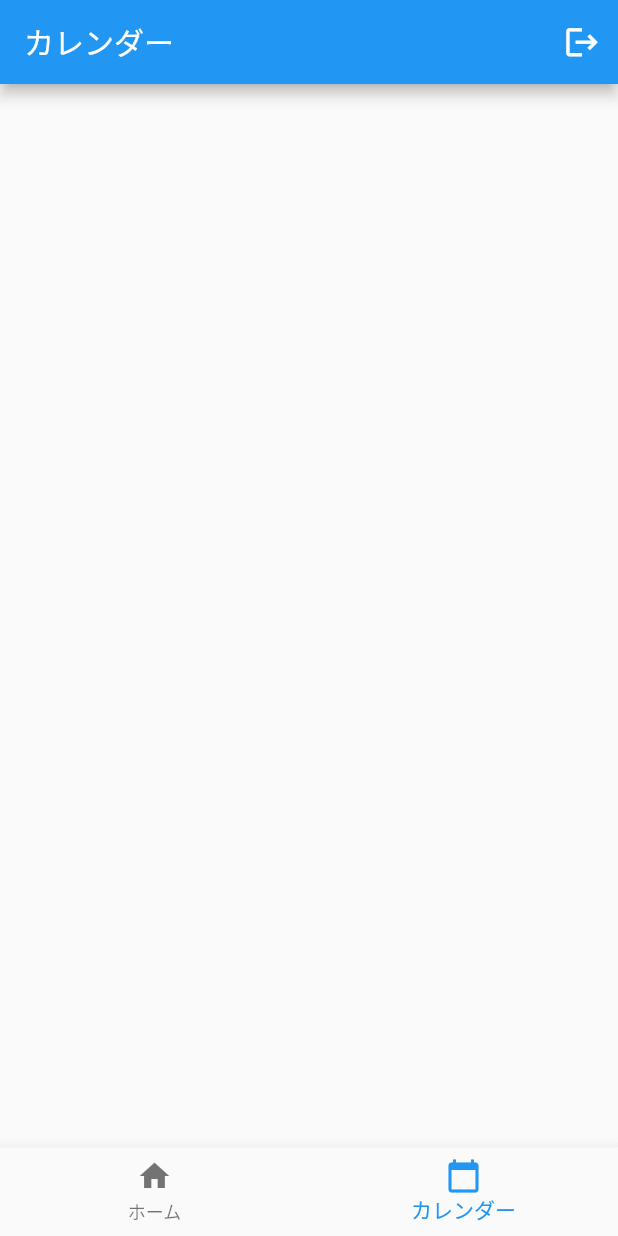
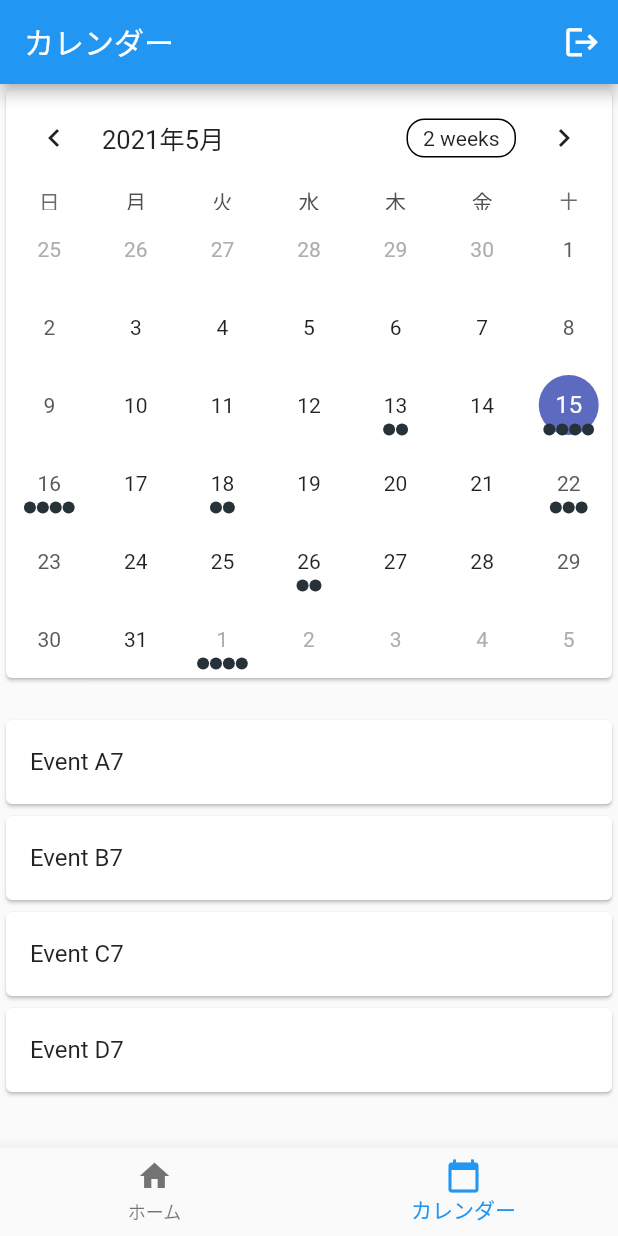
Before and after one commit to tomika7060/remake_personinfo, a Flutter app: the screen it shows once a user with an empty profile is signed in, item 2 of the bottom bar chosen, on a phone screen of 412 x 824 dp. Run offline on Flutter 3.47's test engine with Material 2 defaults, Android fonts, the light colour scheme and no system bars; drawn by our look-alikes of table_calendar; our stand-ins replace cloud_firestore, firebase_auth, firebase_core, firebase_storage, flutter_native_image, flutter_riverpod and 2 more; missing offline and left inert: flutter_facebook_login; accounts and stored records are empty.

Commit message:
calender　作りかけ

```diff
--- a/lib/calender/calender.dart
+++ b/lib/calender/calender.dart
@@ -1,6 +1,7 @@
 import 'package:firebase_auth/firebase_auth.dart';
 import 'package:flutter/cupertino.dart';
 import 'package:flutter/material.dart';
+import 'package:widgetsampule/calender/calenderModel.dart';
 
 class Calender extends StatelessWidget{
   @override
@@ -19,7 +20,7 @@ class Calender extends StatelessWidget{
           )
         ],
       ),
-      body: Container(),
+      body: CalendarScreen()
       );
 
   }
--- /dev/null
+++ b/lib/calender/calenderModel.dart
@@ -0,0 +1,119 @@
+import 'dart:collection';
+import 'package:flutter/material.dart';
+import 'package:table_calendar/table_calendar.dart';
+
+class CalendarScreen extends StatefulWidget {
+  @override
+  _CalendarScreenState createState() => _CalendarScreenState();
+}
+
+class _CalendarScreenState extends State<CalendarScreen> {
+  CalendarFormat _calendarFormat = CalendarFormat.month;
+  DateTime _focusedDay = DateTime.now();
+  DateTime _selectedDay;
+  Map<DateTime, List> _eventsList = {};
+  int getHashCode(DateTime key) {
+    return key.day * 1000000 + key.month * 10000 + key.year;
+  }
+
+
+  @override
+  void initState() {
+    super.initState();
+    _selectedDay = _focusedDay;
+    _eventsList = {
+      DateTime.now().subtract(Duration(days: 2)): ['Event A6', 'Event B6'],
+      DateTime.now(): ['Event A7', 'Event B7', 'Event C7', 'Event D7'],
+      DateTime.now().add(Duration(days: 1)): [
+        'Event A8',
+        'Event B8',
+        'Event C8',
+        'Event D8'
+      ],
+      DateTime.now().add(Duration(days: 3)):
+      Set.from(['Event A9', 'Event A9', 'Event B9']).toList(),
+      DateTime.now().add(Duration(days: 7)): [
+        'Event A10',
+        'Event B10',
+        'Event C10'
+      ],
+      DateTime.now().add(Duration(days: 11)): ['Event A11', 'Event B11'],
+      DateTime.now().add(Duration(days: 17)): [
+        'Event A12',
+        'Event B12',
+        'Event C12',
+        'Event D12'
+      ],
+      DateTime.now().add(Duration(days: 22)): ['Event A13', 'Event B13'],
+      DateTime.now().add(Duration(days: 26)): [
+        'Event A14',
+        'Event B14',
+        'Event C14'
+      ],
+    };
+  }
+
+  @override
+  Widget build(BuildContext context) {
+    final _events = LinkedHashMap<DateTime, List>(
+      equals: isSameDay,
+      hashCode: getHashCode,
+    )..addAll(_eventsList);
+
+    List _getEventForDay(DateTime day) {
+      return _events[day] ?? [];
+    }
+
+    return Scaffold(
+      body: SingleChildScrollView(
+        child: Column(
+          children: [
+            Card(
+              child: TableCalendar(
+                locale: 'ja_JP',
+                firstDay: DateTime.utc(2020, 1, 1),
+                lastDay: DateTime.utc(2030, 12, 31),
+                focusedDay: _focusedDay,
+                eventLoader: _getEventForDay,
+                calendarFormat: _calendarFormat,
+                onFormatChanged: (format) {
+                  if (_calendarFormat != format) {
+                    setState(() {
+                      _calendarFormat = format;
+                    });
+                  }
+                },
+                selectedDayPredicate: (day) {
+                  return isSameDay(_selectedDay, day);
+                },
+                onDaySelected: (selectedDay, focusedDay) {
+                  if (!isSameDay(_selectedDay, selectedDay)) {
+                    setState(() {
+                      _selectedDay = selectedDay;
+                      _focusedDay = focusedDay;
+                    });
+                    _getEventForDay(selectedDay);
+                  }
+                },
+                onPageChanged: (focusedDay) {
+                  _focusedDay = focusedDay;
+                },
+              ),
+            ),
+            SizedBox(height: 20,),
+            ListView(
+              shrinkWrap: true,
+              children: _getEventForDay(_selectedDay)
+                  .map((event) => Card(
+                    child: ListTile(
+                title: Text(event.toString()),
+              ),
+                  ))
+                  .toList(),
+            )
+          ],
+        ),
+      ),
+    );
+  }
+}
--- a/lib/homePage/home.dart
+++ b/lib/homePage/home.dart
@@ -7,7 +7,6 @@ import 'package:widgetsampule/homePage/homePage.dart';
 
 
 final pageTypeProvider =StateProvider.autoDispose<PageType>((ref) => PageType.homePage);
-
 String uid=FirebaseAuth.instance.currentUser.uid;
 
 enum PageType {
--- a/lib/homePage/homePage.dart
+++ b/lib/homePage/homePage.dart
@@ -1,8 +1,7 @@
 import 'package:firebase_auth/firebase_auth.dart';
 import 'package:flutter/material.dart';
-import 'package:widgetsampule/homePage/homePageWidget.dart';
+import 'package:widgetsampule/homePage/homePageModel.dart';
 import 'package:widgetsampule/inputPage/inputPage.dart';
-
 
 class HomePage extends StatelessWidget{
   @override
--- a/lib/homePage/homePageWidget.dart
+++ b/lib/homePage/homePageModel.dart
@@ -2,7 +2,7 @@ import 'package:cloud_firestore/cloud_firestore.dart';
 import 'package:flutter/material.dart';
 import 'package:flutter_riverpod/flutter_riverpod.dart';
 import 'package:flutter_slidable/flutter_slidable.dart';
-import 'package:widgetsampule/inputPage/inputPageWidget.dart';
+import 'package:widgetsampule/inputPage/inputPageModel.dart';
 import 'package:widgetsampule/personalPage/personalPage.dart';
 
 
@@ -50,8 +50,8 @@ class ListFireStore extends StatelessWidget{
                                 size: 45,):ClipOval(
                                   child: Image.network(document['imageUrl'],
                                     fit: BoxFit.fill,
-                                    height: 50,
-                                    width: 50,
+                                    height: 45,
+                                    width: 45,
                                   )
                               ),
                               title: Text(document['名前'],
--- a/lib/inputPage/inputPage.dart
+++ b/lib/inputPage/inputPage.dart
@@ -1,6 +1,6 @@
 import 'package:flutter/cupertino.dart';
 import 'package:flutter/material.dart';
-import 'package:widgetsampule/inputPage/inputPageWidget.dart';
+import 'package:widgetsampule/inputPage/inputPageModel.dart';
 
 class InputPage extends StatelessWidget{
   @override
--- a/lib/inputPage/inputPageWidget.dart
+++ b/lib/inputPage/inputPageModel.dart
@@ -522,7 +522,7 @@ class CalenderList extends StatelessWidget{
                        children: snapshot.data.docs.map((DocumentSnapshot document){
                          return Card(
                            child: ListTile(
-                             leading: Text(document['日付']),
+                             leading: Text(DateFormat('yyyy/MM/dd').format(document['日付'].toDate())),
                              title: Text(document['内容']),
                            ),
                          );
@@ -571,8 +571,7 @@ class CalenderAddButton extends StatelessWidget{
               onPressed:(){
                 try{
                   context.read(_listFirebaseProvider).contentsCheck(context.read(_textControlProvider).calenderContentController.text);
-                  context.read(_listFirebaseProvider).calenderAdd(
-                    DateFormat('yyyy/ MM/dd').format(context.read(_datePickProvider).dateValue),
+                  context.read(_listFirebaseProvider).calenderAdd(context.read(_datePickProvider).dateValue,
                   context.read(_textControlProvider).calenderContentController.text,);
                   context.read(_textControlProvider).contentDispose();
                 }
--- a/lib/logIn/logInPage.dart
+++ b/lib/logIn/logInPage.dart
@@ -1,5 +1,5 @@
 import 'package:flutter/material.dart';
-import 'package:widgetsampule/logIn/loginWidget.dart';
+import 'package:widgetsampule/logIn/loginModel.dart';
 import 'package:widgetsampule/logIn/signUp.dart';
 
 
--- a/lib/logIn/loginWidget.dart
+++ b/lib/logIn/loginModel.dart
@@ -4,7 +4,7 @@ import 'package:flutter/material.dart';
 import 'package:flutter_facebook_login/flutter_facebook_login.dart';
 import 'package:flutter_riverpod/flutter_riverpod.dart';
 import 'package:widgetsampule/homePage/home.dart';
-import 'package:widgetsampule/inputPage/inputPageWidget.dart';
+import 'package:widgetsampule/inputPage/inputPageModel.dart';
 
 final _loginProvider=ChangeNotifierProvider.autoDispose(
         (ref)=> LoginWidget()
--- a/lib/logIn/signUp.dart
+++ b/lib/logIn/signUp.dart
@@ -1,5 +1,5 @@
 import 'package:flutter/material.dart';
-import 'package:widgetsampule/logIn/loginWidget.dart';
+import 'package:widgetsampule/logIn/loginModel.dart';
 
 
 class AccountCreate extends StatelessWidget {
--- a/lib/main.dart
+++ b/lib/main.dart
@@ -2,6 +2,7 @@ import 'package:firebase_auth/firebase_auth.dart';
 import 'package:firebase_core/firebase_core.dart';
 import 'package:flutter/material.dart';
 import 'package:flutter_riverpod/flutter_riverpod.dart';
+import 'package:intl/date_symbol_data_local.dart';
 import 'package:widgetsampule/homePage/home.dart';
 import 'package:widgetsampule/logIn/logInPage.dart';
 
@@ -11,6 +12,7 @@ import 'package:widgetsampule/logIn/logInPage.dart';
 void main() async{
   WidgetsFlutterBinding.ensureInitialized();
   await Firebase.initializeApp();
+  initializeDateFormatting().then((_) =>
   runApp(
       ProviderScope(
           child:MaterialApp(
@@ -18,7 +20,7 @@ void main() async{
                 primarySwatch: Colors.blue,
                 visualDensity: VisualDensity.adaptivePlatformDensity,
               ),
-             home: MyApp())));
+             home: MyApp()))));
 }
 
 
--- a/pubspec.yaml
+++ b/pubspec.yaml
@@ -17,6 +17,7 @@ dependencies:
   flutter_native_image: ^0.0.6
   uuid: ^3.0.4
   intl: ^0.17.0
+  table_calendar: ^3.0.0
 
   flutter_facebook_login: ^3.0.0
 
@@ -31,11 +32,7 @@ dev_dependencies:
   flutter_test:
     sdk: flutter
 
-
-
 flutter:
-
-
   uses-material-design: true
 
   assets:
```
Also changed, not shown: lib/personalPage/personalPage.dart (+6 -1 lines), lib/personalPage/personalPageModel.dart (renamed from lib/personalPage/personalPageWidget.dart, +5 -5 lines), pubspec.lock.
